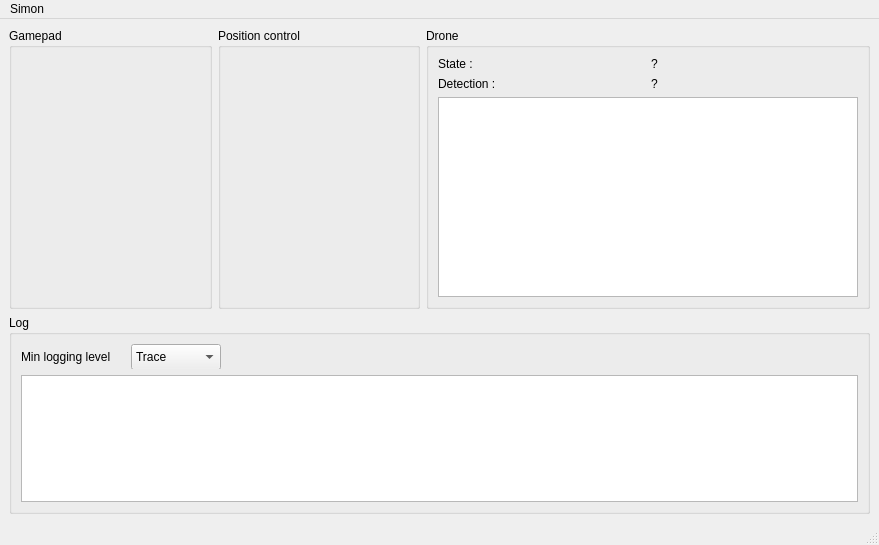
Rajesh-Sec-Project/simon, file host/simon_gui/MainWindow.ui: the form before one commit.
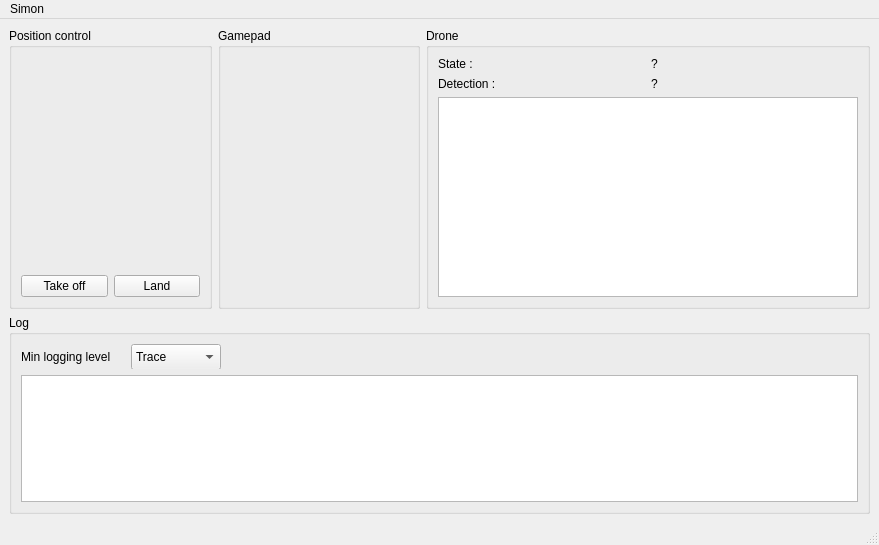
The form after the commit. Custom widgets are drawn as their Qt base class.

Diff of the .ui file:
```diff
--- a/host/simon_gui/MainWindow.ui
+++ b/host/simon_gui/MainWindow.ui
@@ -146,11 +146,32 @@
     <item row="0" column="0">
      <widget class="QGroupBox" name="groupBox_2">
       <property name="title">
-       <string>Gamepad</string>
+       <string>Position control</string>
       </property>
       <layout class="QGridLayout" name="gridLayout_2">
+       <item row="1" column="1">
+        <layout class="QHBoxLayout" name="horizontalLayout">
+         <property name="sizeConstraint">
+          <enum>QLayout::SetDefaultConstraint</enum>
+         </property>
+         <item>
+          <widget class="QPushButton" name="button_takeOff">
+           <property name="text">
+            <string>Take off</string>
+           </property>
+          </widget>
+         </item>
+         <item>
+          <widget class="QPushButton" name="button_land">
+           <property name="text">
+            <string>Land</string>
+           </property>
+          </widget>
+         </item>
+        </layout>
+       </item>
        <item row="0" column="1">
-        <widget class="GamePad" name="gamepad" native="true"/>
+        <widget class="GamePad" name="positionControl" native="true"/>
        </item>
       </layout>
      </widget>
@@ -158,11 +179,11 @@
     <item row="0" column="1">
      <widget class="QGroupBox" name="groupBox_4">
       <property name="title">
-       <string>Position control</string>
+       <string>Gamepad</string>
       </property>
       <layout class="QGridLayout" name="gridLayout_5">
        <item row="0" column="0">
-        <widget class="GamePad" name="positionControl" native="true"/>
+        <widget class="GamePad" name="gamepad" native="true"/>
        </item>
       </layout>
      </widget>
```
Left out of the diff: 106 changed lines with no effect on the pictures.
